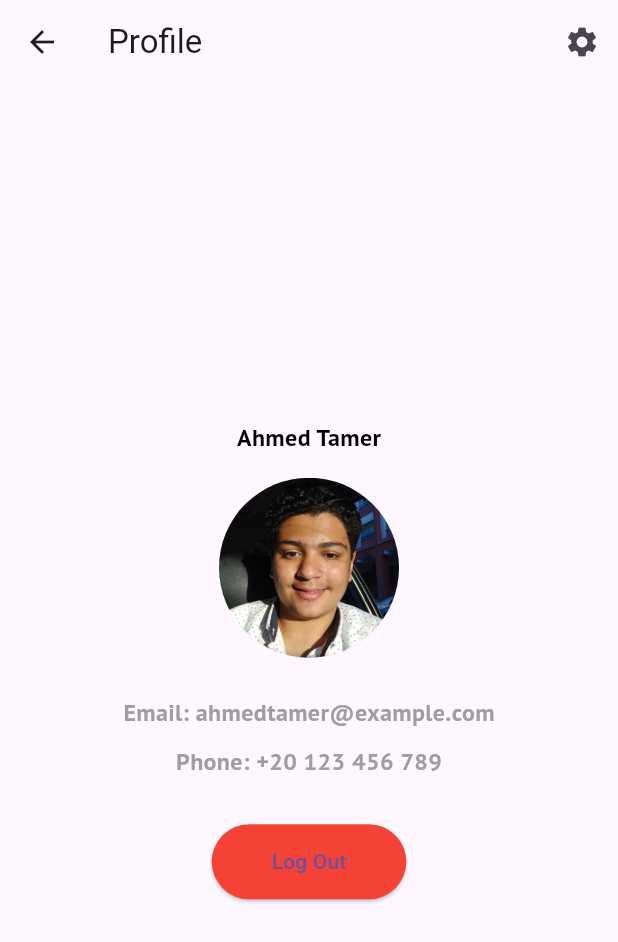
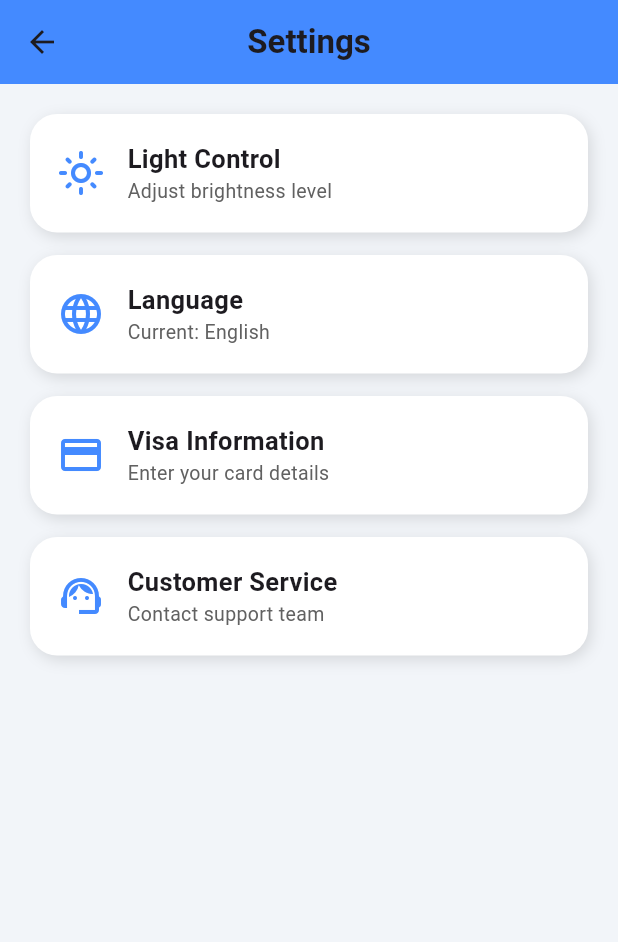
Before and after one commit to ahMEDtameR132/xpeartstore, a Flutter app: the ProfilePage screen opened directly, after a tap on the "settings" icon, on a phone screen of 412 x 824 dp. Shown: the top 942 px of the screen. Run offline on Flutter 3.47's test engine with Material 3 defaults, Android fonts, the light colour scheme and no system bars; our stand-ins replace carousel_slider, google_fonts; network calls fail.

Commit message:
first commit

```diff
--- a/lib/pages/login_page.dart
+++ b/lib/pages/login_page.dart
@@ -29,6 +29,7 @@ class _LoginPageState extends State<LoginPage> {
       ),
       body: Padding(
         padding: const EdgeInsets.all(15.0),
+        child: SingleChildScrollView(
           child: Column(
             children: [
               Text(
@@ -73,6 +74,7 @@ class _LoginPageState extends State<LoginPage> {
             ],
           ),
         ),
+      ),
     );
   }
 }
--- a/lib/pages/profile_page.dart
+++ b/lib/pages/profile_page.dart
@@ -1,4 +1,5 @@
 import 'package:flutter/material.dart';
+import 'package:shop_app/pages/seatingpage.dart';
 import 'package:shop_app/pages/splash_page.dart';
 import 'package:shop_app/tools/apptextstyles.dart';
 
@@ -10,7 +11,18 @@ class ProfilePage extends StatelessWidget {
     return Scaffold(
       appBar: AppBar(
         title: Text("Profile"),
-        actions: [IconButton(icon: Icon(Icons.settings), onPressed: () {})],
+        actions: [
+          IconButton(
+            icon: Icon(Icons.settings),
+            onPressed: () {
+              // Navigate to settings page
+              Navigator.push(
+                context,
+                MaterialPageRoute(builder: (context) => const Seatingpage()),
+              );
+            },
+          ),
+        ],
       ),
       body: Center(
         child: Padding(
@@ -46,7 +58,7 @@ class ProfilePage extends StatelessWidget {
                   );
                 },
                 style: ElevatedButton.styleFrom(
-                  backgroundColor: Colors.red, // لون الزر
+                  backgroundColor: Colors.red,
                   padding: EdgeInsets.symmetric(horizontal: 40, vertical: 15),
                 ),
                 child: Text("Log Out"),
--- /dev/null
+++ b/lib/pages/seatingpage.dart
@@ -0,0 +1,219 @@
+import 'package:flutter/material.dart';
+
+class Seatingpage extends StatefulWidget {
+  const Seatingpage({super.key});
+
+  @override
+  State<Seatingpage> createState() => _SeatingpageState();
+}
+
+class _SeatingpageState extends State<Seatingpage> {
+  double lightValue = 0.5;
+  String currentLang = "English";
+
+  @override
+  Widget build(BuildContext context) {
+    return Scaffold(
+      backgroundColor: const Color(0xfff2f5f9),
+
+      appBar: AppBar(
+        backgroundColor: Colors.blueAccent,
+        title: const Text(
+          "Settings",
+          style: TextStyle(fontWeight: FontWeight.bold),
+        ),
+        centerTitle: true,
+      ),
+
+      body: Padding(
+        padding: const EdgeInsets.all(20),
+
+        child: Column(
+          children: [
+            /// Light Control
+            _settingsCard(
+              icon: Icons.light_mode_outlined,
+              title: "Light Control",
+              subtitle: "Adjust brightness level",
+              onTap: () {
+                showDialog(
+                  context: context,
+                  builder:
+                      (_) => AlertDialog(
+                        title: const Text("Light Control"),
+                        content: StatefulBuilder(
+                          builder: (context, setState2) {
+                            return Slider(
+                              value: lightValue,
+                              min: 0,
+                              max: 1,
+                              onChanged: (value) {
+                                setState2(() => lightValue = value);
+                                setState(() {});
+                              },
+                            );
+                          },
+                        ),
+                      ),
+                );
+              },
+            ),
+
+            const SizedBox(height: 15),
+
+            /// Language
+            _settingsCard(
+              icon: Icons.language,
+              title: "Language",
+              subtitle: "Current: $currentLang",
+              onTap: () {
+                setState(() {
+                  currentLang = currentLang == "English" ? "Arabic" : "English";
+                });
+              },
+            ),
+
+            const SizedBox(height: 15),
+
+            /// Visa Entry
+            _settingsCard(
+              icon: Icons.credit_card,
+              title: "Visa Information",
+              subtitle: "Enter your card details",
+              onTap: () {
+                Navigator.push(
+                  context,
+                  MaterialPageRoute(builder: (_) => const VisaPage()),
+                );
+              },
+            ),
+
+            const SizedBox(height: 15),
+
+            /// Customer Service
+            _settingsCard(
+              icon: Icons.support_agent,
+              title: "Customer Service",
+              subtitle: "Contact support team",
+              onTap: () {
+                showDialog(
+                  context: context,
+                  builder:
+                      (_) => const AlertDialog(
+                        title: Text("Customer Service"),
+                        content: Text(
+                          "Phone: +1 800 123 4567\nEmail: support@example.com",
+                        ),
+                      ),
+                );
+              },
+            ),
+          ],
+        ),
+      ),
+    );
+  }
+
+  /// Card Widget
+  Widget _settingsCard({
+    required IconData icon,
+    required String title,
+    required String subtitle,
+    required VoidCallback onTap,
+  }) {
+    return InkWell(
+      onTap: onTap,
+
+      child: Container(
+        padding: const EdgeInsets.all(18),
+        decoration: BoxDecoration(
+          color: Colors.white,
+          borderRadius: BorderRadius.circular(18),
+          boxShadow: [
+            BoxShadow(
+              color: Colors.black12,
+              blurRadius: 8,
+              offset: const Offset(2, 3),
+            ),
+          ],
+        ),
+
+        child: Row(
+          children: [
+            Icon(icon, size: 32, color: Colors.blueAccent),
+
+            const SizedBox(width: 15),
+
+            Column(
+              crossAxisAlignment: CrossAxisAlignment.start,
+              children: [
+                Text(
+                  title,
+                  style: const TextStyle(
+                    fontSize: 17,
+                    fontWeight: FontWeight.bold,
+                  ),
+                ),
+                Text(
+                  subtitle,
+                  style: TextStyle(fontSize: 13, color: Colors.grey[700]),
+                ),
+              ],
+            ),
+          ],
+        ),
+      ),
+    );
+  }
+}
+
+/// Visa Page
+class VisaPage extends StatelessWidget {
+  const VisaPage({super.key});
+
+  @override
+  Widget build(BuildContext context) {
+    return Scaffold(
+      appBar: AppBar(
+        title: const Text("Visa Information"),
+        backgroundColor: Colors.blueAccent,
+      ),
+
+      body: Padding(
+        padding: const EdgeInsets.all(20),
+
+        child: Column(
+          children: const [
+            TextField(
+              decoration: InputDecoration(
+                labelText: "Card Number",
+                border: OutlineInputBorder(),
+              ),
+            ),
+            SizedBox(height: 15),
+            TextField(
+              decoration: InputDecoration(
+                labelText: "Card Holder Name",
+                border: OutlineInputBorder(),
+              ),
+            ),
+            SizedBox(height: 15),
+            TextField(
+              decoration: InputDecoration(
+                labelText: "Expiration Date",
+                border: OutlineInputBorder(),
+              ),
+            ),
+            SizedBox(height: 15),
+            TextField(
+              decoration: InputDecoration(
+                labelText: "CVV",
+                border: OutlineInputBorder(),
+              ),
+            ),
+          ],
+        ),
+      ),
+    );
+  }
+}
```
Also changed, not shown: lib/widget/home/widget/carouselsider.dart (added), lib/widget/seating/widget/lightcontrol.dart (added), 1 other file. Lines whose indentation alone changed are shown as unchanged.
